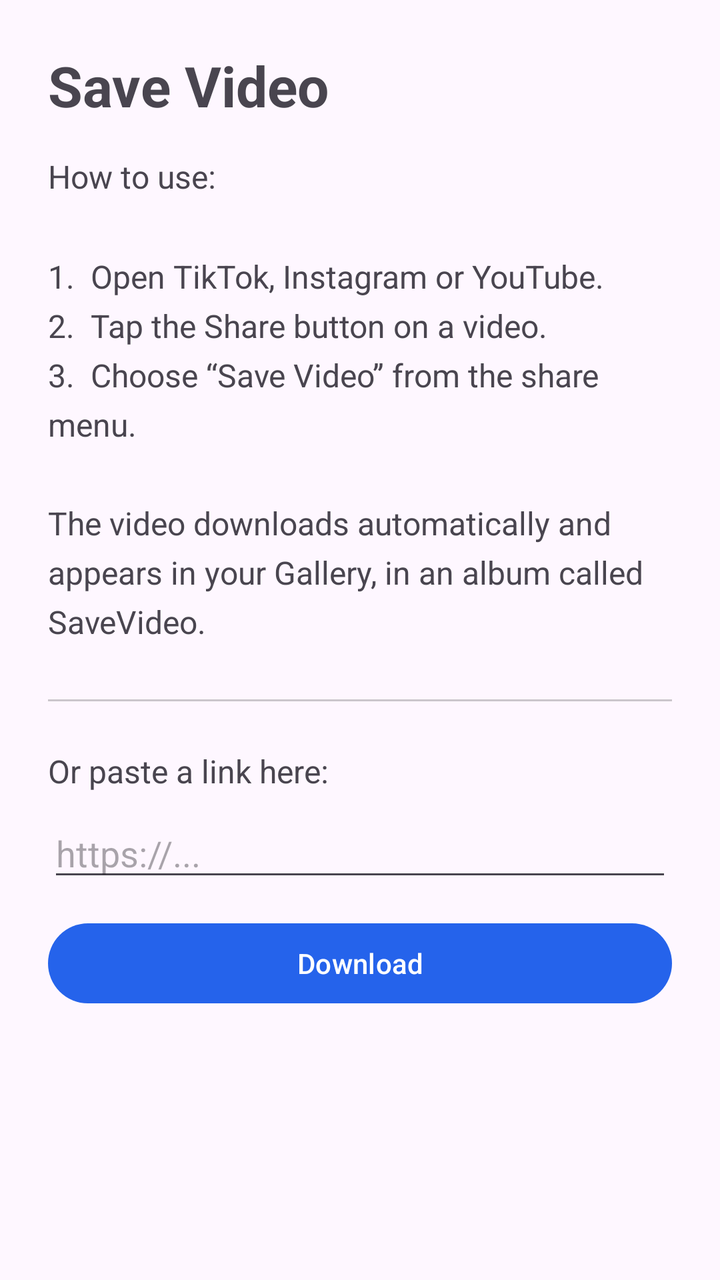
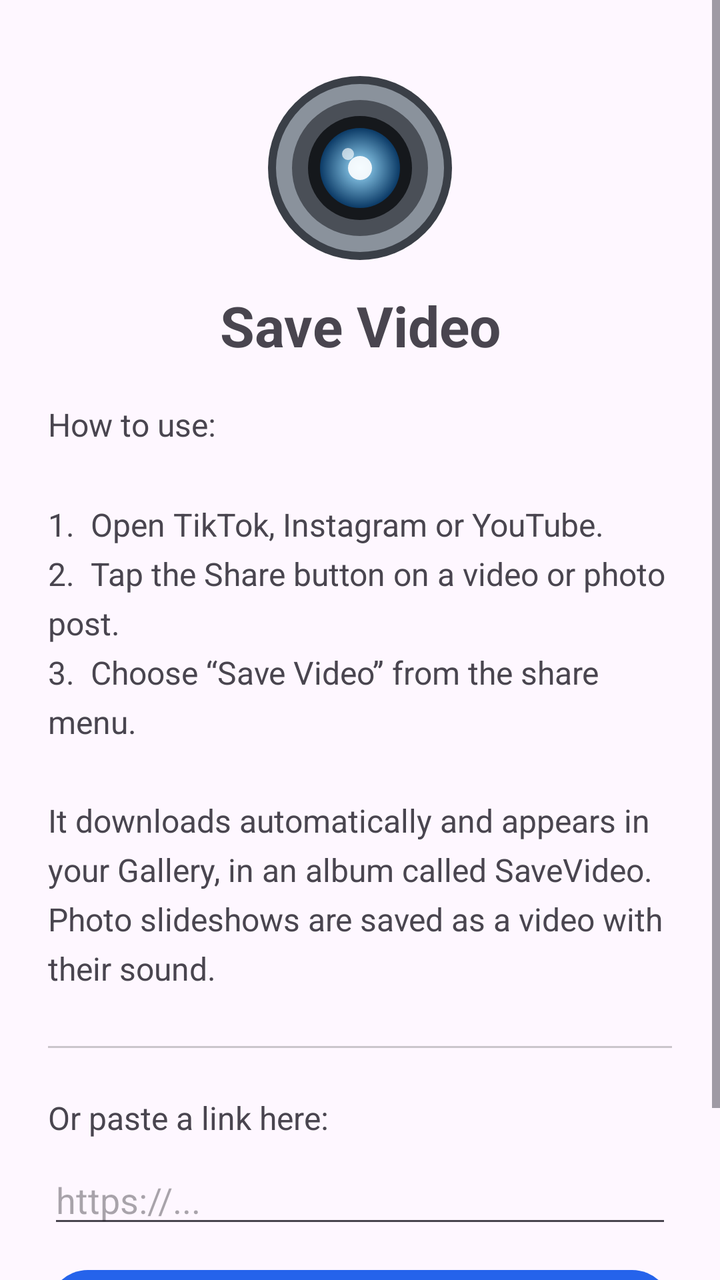

Compare the two renders of this Android layout. The source of the first and the diff that turns it into the second are given below.
<!-- AndroidManifest.xml: application theme Theme.SaveVideo -->
<!-- res/layout/activity_main.xml -->
<?xml version="1.0" encoding="utf-8"?>
<ScrollView xmlns:android="http://schemas.android.com/apk/res/android"
    android:layout_width="match_parent"
    android:layout_height="match_parent"
    android:fillViewport="true">

    <LinearLayout
        android:layout_width="match_parent"
        android:layout_height="wrap_content"
        android:orientation="vertical"
        android:padding="24dp">

        <TextView
            android:layout_width="wrap_content"
            android:layout_height="wrap_content"
            android:text="Save Video"
            android:textSize="28sp"
            android:textStyle="bold"
            android:paddingBottom="16dp" />

        <TextView
            android:layout_width="match_parent"
            android:layout_height="wrap_content"
            android:textSize="16sp"
            android:lineSpacingMultiplier="1.3"
            android:text="How to use:\n\n1.  Open TikTok, Instagram or YouTube.\n2.  Tap the Share button on a video.\n3.  Choose “Save Video” from the share menu.\n\nThe video downloads automatically and appears in your Gallery, in an album called SaveVideo." />

        <View
            android:layout_width="match_parent"
            android:layout_height="1dp"
            android:background="#33000000"
            android:layout_marginTop="28dp"
            android:layout_marginBottom="24dp" />

        <TextView
            android:layout_width="wrap_content"
            android:layout_height="wrap_content"
            android:text="Or paste a link here:"
            android:textSize="16sp"
            android:paddingBottom="8dp" />

        <EditText
            android:id="@+id/urlInput"
            android:layout_width="match_parent"
            android:layout_height="wrap_content"
            android:hint="https://..."
            android:inputType="textUri"
            android:autofillHints="" />

        <Button
            android:id="@+id/downloadBtn"
            android:layout_width="match_parent"
            android:layout_height="wrap_content"
            android:layout_marginTop="12dp"
            android:text="Download" />

        <TextView
            android:id="@+id/status"
            android:layout_width="match_parent"
            android:layout_height="wrap_content"
            android:layout_marginTop="16dp"
            android:textSize="15sp"
            android:text="" />

    </LinearLayout>
</ScrollView>
<!-- resources referenced by this layout -->
<resources>
  <style name="Theme.SaveVideo" parent="Theme.Material3.DayNight.NoActionBar">
          <item name="colorPrimary">@color/brand</item>
          <item name="colorPrimaryVariant">@color/brand_dark</item>
      </style>
  <color name="brand">#2563EB</color>
  <color name="brand_dark">#1D4ED8</color>
</resources>

<!-- the commit's change to res/layout/activity_main.xml (unified diff, before → after) -->
@@ -10,20 +10,30 @@
         android:orientation="vertical"
         android:padding="24dp">
 
+        <ImageView
+            android:layout_width="96dp"
+            android:layout_height="96dp"
+            android:layout_gravity="center_horizontal"
+            android:layout_marginTop="12dp"
+            android:src="@drawable/ic_logo"
+            android:contentDescription="@string/app_name" />
+
         <TextView
-            android:layout_width="wrap_content"
+            android:layout_width="match_parent"
             android:layout_height="wrap_content"
-            android:text="Save Video"
+            android:text="@string/app_name"
             android:textSize="28sp"
             android:textStyle="bold"
-            android:paddingBottom="16dp" />
+            android:gravity="center"
+            android:paddingTop="12dp"
+            android:paddingBottom="20dp" />
 
         <TextView
             android:layout_width="match_parent"
             android:layout_height="wrap_content"
             android:textSize="16sp"
             android:lineSpacingMultiplier="1.3"
-            android:text="How to use:\n\n1.  Open TikTok, Instagram or YouTube.\n2.  Tap the Share button on a video.\n3.  Choose “Save Video” from the share menu.\n\nThe video downloads automatically and appears in your Gallery, in an album called SaveVideo." />
+            android:text="How to use:\n\n1.  Open TikTok, Instagram or YouTube.\n2.  Tap the Share button on a video or photo post.\n3.  Choose “Save Video” from the share menu.\n\nIt downloads automatically and appears in your Gallery, in an album called SaveVideo. Photo slideshows are saved as a video with their sound." />
 
         <View
             android:layout_width="match_parent"
<!-- resource entries referenced after the edit -->
@@ -1,5 +1,39 @@
 <!-- resources referenced by this layout -->
 <resources>
+  <!-- drawable ic_logo (drawable) -->
+  <vector xmlns:android="http://schemas.android.com/apk/res/android"
+      xmlns:aapt="http://schemas.android.com/aapt"
+      android:width="96dp"
+      android:height="96dp"
+      android:viewportWidth="96"
+      android:viewportHeight="96">
+  
+      
+      <path android:fillColor="#3A3F47"
+          android:pathData="M2,48 a46,46 0 1,0 92,0 a46,46 0 1,0 -92,0 Z" />
+      <path android:fillColor="#8A929C"
+          android:pathData="M6,48 a42,42 0 1,0 84,0 a42,42 0 1,0 -84,0 Z" />
+      <path android:fillColor="#4A4F57"
+          android:pathData="M14,48 a34,34 0 1,0 68,0 a34,34 0 1,0 -68,0 Z" />
+      <path android:fillColor="#15181C"
+          android:pathData="M22,48 a26,26 0 1,0 52,0 a26,26 0 1,0 -52,0 Z" />
+  
+      
+      <path android:pathData="M28,48 a20,20 0 1,0 40,0 a20,20 0 1,0 -40,0 Z">
+          <aapt:attr name="android:fillColor">
+              <gradient android:type="radial"
+                  android:centerX="48" android:centerY="48" android:gradientRadius="20"
+                  android:startColor="#9FE0FF" android:endColor="#0B3A66" />
+          </aapt:attr>
+      </path>
+  
+      
+      <path android:fillColor="#FFFFFF" android:fillAlpha="0.9"
+          android:pathData="M42,48 a6,6 0 1,0 12,0 a6,6 0 1,0 -12,0 Z" />
+      <path android:fillColor="#FFFFFF" android:fillAlpha="0.65"
+          android:pathData="M39,41 a3,3 0 1,0 6,0 a3,3 0 1,0 -6,0 Z" />
+  </vector>
+  <string name="app_name">Save Video</string>
   <style name="Theme.SaveVideo" parent="Theme.Material3.DayNight.NoActionBar">
           <item name="colorPrimary">@color/brand</item>
           <item name="colorPrimaryVariant">@color/brand_dark</item>
